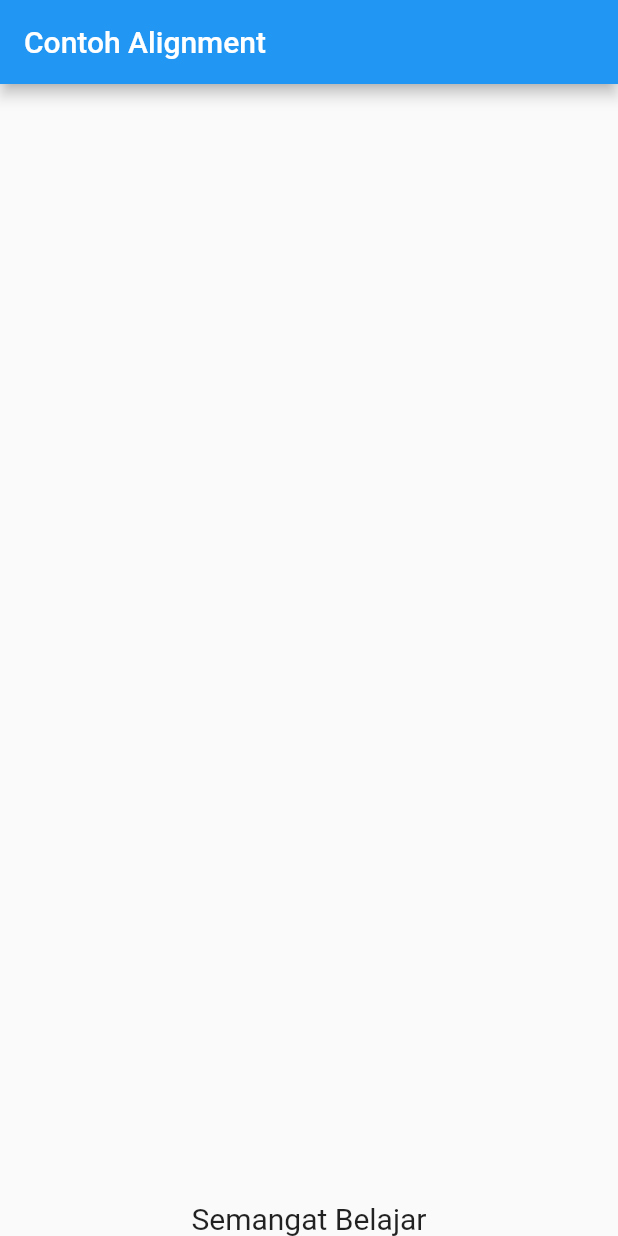
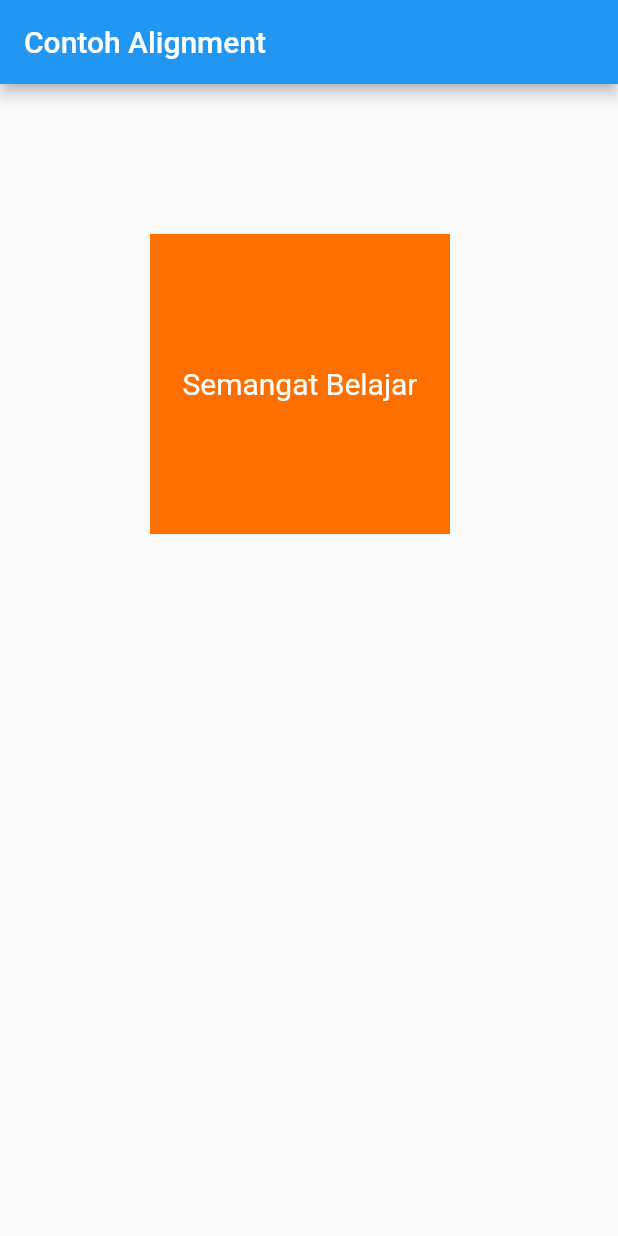
Before and after one commit to dewanggaptr/learn-flutter, a Flutter app: the screen it shows after launch, on a phone screen of 412 x 824 dp. Run offline on Flutter 3.47's test engine with Material 2 defaults, Android fonts, the phone set to English and light mode, and no system bars.

Commit message:
color_property

```diff
--- a/basic_widget/lib/main.dart
+++ b/basic_widget/lib/main.dart
@@ -12,12 +12,14 @@ class MyApp extends StatelessWidget {
           appBar: AppBar(title: const Text("Contoh Alignment")),
           // ignore: avoid_unnecessary_containers
           body: Container(
-              alignment: Alignment.bottomCenter,
+              margin: const EdgeInsets.all(100),
+              height: 200,
+              width: 200,
+              alignment: Alignment.center,
+              color: Colors.amber[900],
               child: const Text(
                 'Semangat Belajar',
-                style: TextStyle(
-                  fontSize: 20,
-                ),
+                style: TextStyle(fontSize: 20, color: Colors.white),
               ))),
     );
   }
```
Also changed, not shown: basic_widget/images/color_property.png (added).
